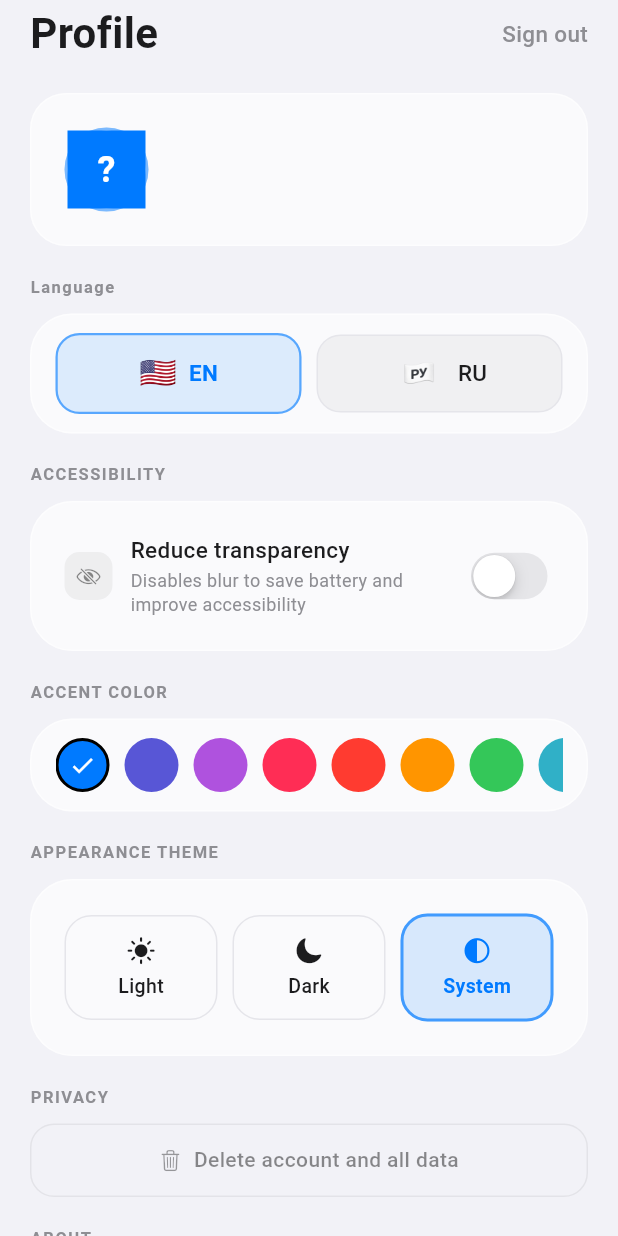
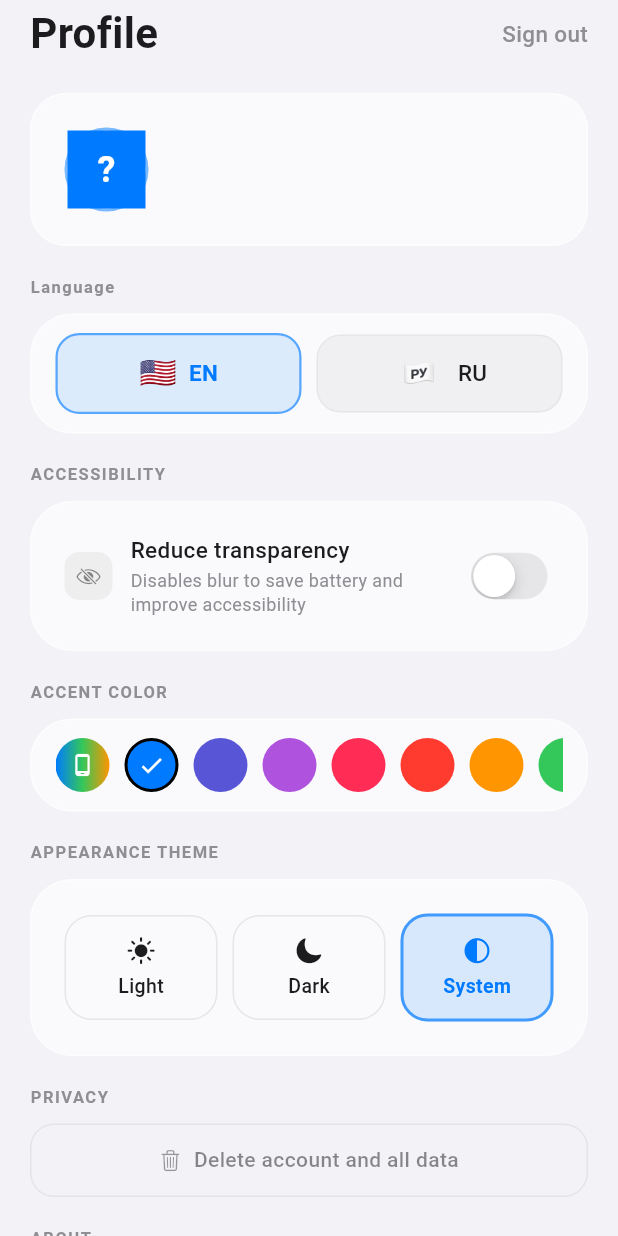
Before and after one commit to daurge-fff/ai-translator, a Flutter app: the ProfileScreen screen opened directly, on a phone screen of 412 x 824 dp. Run offline on Flutter 3.47's test engine with Material 3 defaults, Android fonts, the phone set to English and light mode, and no system bars; drawn by our look-alikes of flutter_animate; our stand-ins replace dio, drift, drift_flutter, flutter_riverpod, flutter_secure_storage, flutter_svg and 5 more; accounts and stored records are empty; generated files the repository leaves out were written again.

Commit message:
Update Google Services configuration and fix theme selection logic in ProfileScreen

```diff
--- a/lib/presentation/profile/profile_screen.dart
+++ b/lib/presentation/profile/profile_screen.dart
@@ -153,7 +153,7 @@ class ProfileScreen extends ConsumerWidget {
                   itemCount: BrandAccentColor.values.length + 1,
                   separatorBuilder: (_, __) => const SizedBox(width: 10),
                   itemBuilder: (context, index) {
-                    if (index == BrandAccentColor.values.length) {
+                    if (index == 0) {
                       final selected = themeState.useDeviceTheme;
                       return GestureDetector(
                         onTap: () => ref.read(themeProvider.notifier).setUseDeviceTheme(),
@@ -169,7 +169,7 @@ class ProfileScreen extends ConsumerWidget {
                         ),
                       );
                     }
-                    final col = BrandAccentColor.values[index];
+                    final col = BrandAccentColor.values[index - 1];
                     final selected = !themeState.useDeviceTheme && themeState.accentColor == col;
                     return GestureDetector(
                       onTap: () => ref.read(themeProvider.notifier).setAccentColor(col),
```
Also changed, not shown: 1 other file.
